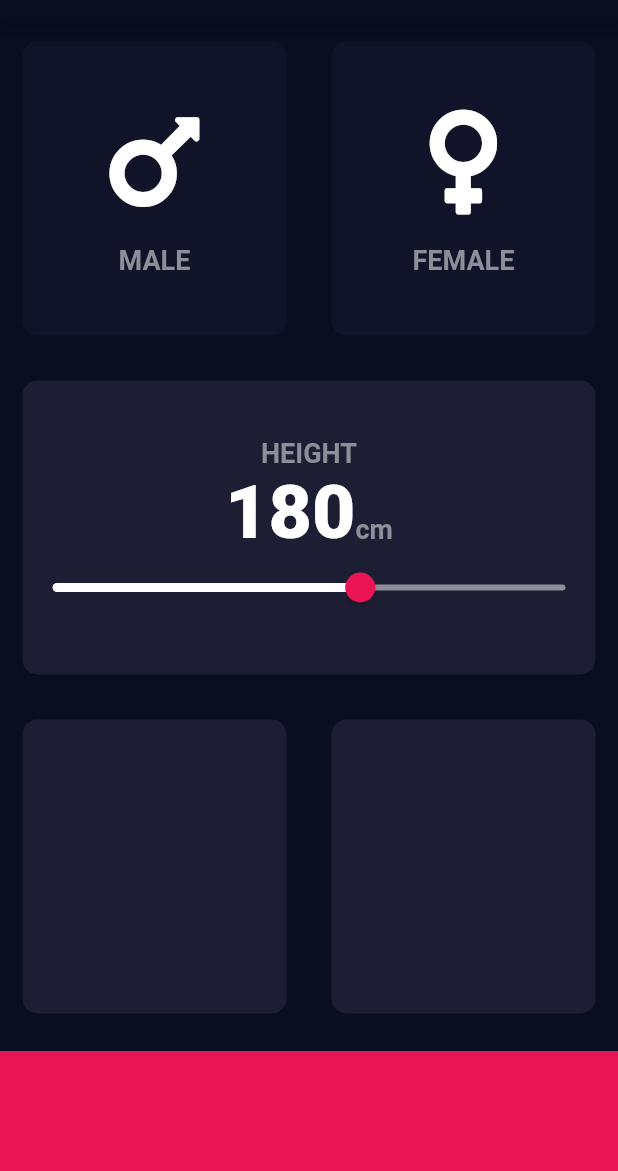
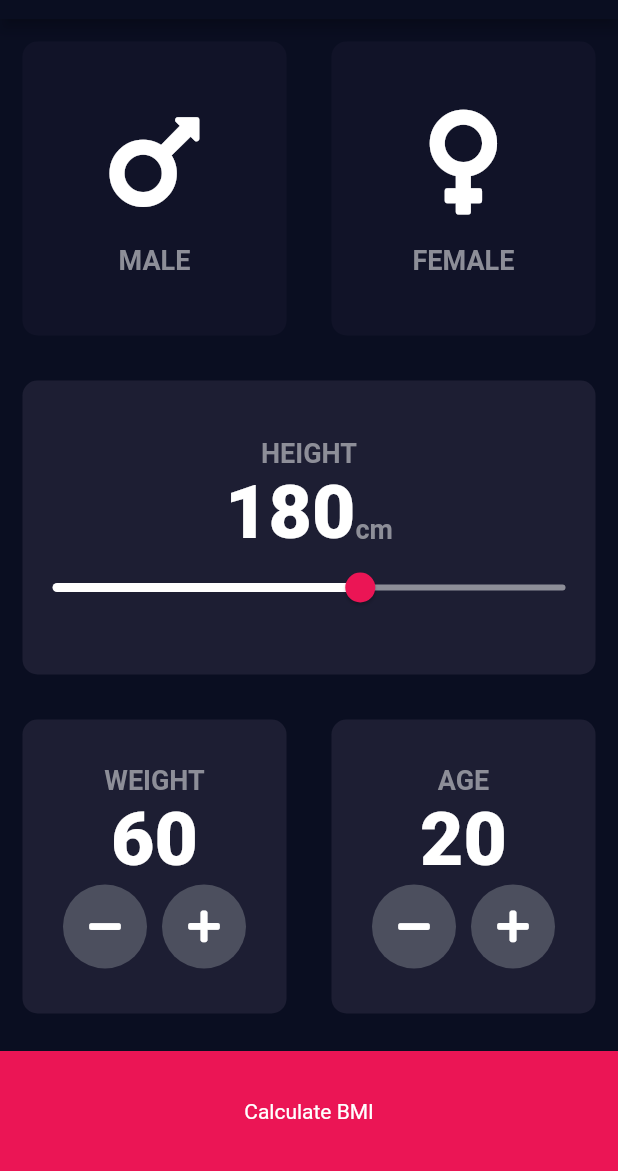
Before and after one commit to SafaKaraca/Bmi_Calculator, a Flutter app: the screen it shows after launch, on a phone screen of 412 x 824 dp, the part 65-1236 px from its top. Run offline on Flutter 3.47's test engine with Material 2 defaults, Android fonts, the phone set to English and light mode, and no system bars; our stand-ins replace font_awesome_flutter.

Commit message:
Weight and age cards are edited.

```diff
--- a/lib/input_page.dart
+++ b/lib/input_page.dart
@@ -21,6 +21,8 @@ class InputPage extends StatefulWidget {
 class _InputPageState extends State<InputPage> {
   Gender? selectedGender;
   int height = 180;
+  int weight = 60;
+  int age = 20;
 
   @override
   Widget build(BuildContext context) {
@@ -128,22 +130,127 @@ class _InputPageState extends State<InputPage> {
             child: Row(
               children: [
                 Expanded(
-                child: ReusableContainer(colour: kActiveContainerColor),
+                  child: ReusableContainer(
+                      cardChild: Column(
+                        mainAxisAlignment: MainAxisAlignment.center,
+                        children: [
+                          Text(
+                            'WEIGHT',
+                            style: kLabelTextStyle,
+                          ),
+                          Text(
+                            weight.toString(),
+                            style: kNumberTextStyle,
+                          ),
+                          Row(
+                            mainAxisAlignment: MainAxisAlignment.center,
+                            children: [
+                              RoundIconButton(
+                                icon: FontAwesomeIcons.minus,
+                                onPressed: () {
+                                  setState(() {
+                                    weight--;
+                                  });
+                                },
+                              ),
+                              SizedBox(
+                                width: 10,
+                              ),
+                              RoundIconButton(
+                                icon: FontAwesomeIcons.plus,
+                                onPressed: () {
+                                  setState(() {
+                                    weight++;
+                                  });
+                                },
+                              ),
+                            ],
+                          ),
+                        ],
+                      ),
+                      colour: kActiveContainerColor),
                 ),
                 Expanded(
-                child: ReusableContainer(colour: kActiveContainerColor),
+                  child: ReusableContainer(
+                    colour: kActiveContainerColor,
+                    cardChild: Column(
+                      mainAxisAlignment: MainAxisAlignment.center,
+                      children: [
+                        Text(
+                          'AGE',
+                          style: kLabelTextStyle,
+                        ),
+                        Text(
+                          age.toString(),
+                          style: kNumberTextStyle,
+                        ),
+                        Row(
+                          mainAxisAlignment: MainAxisAlignment.center,
+                          children: [
+                            RoundIconButton(
+                              icon: FontAwesomeIcons.minus,
+                              onPressed: () {
+                                setState(
+                                  () {
+                                    age--;
+                                  },
+                                );
+                              },
+                            ),
+                            SizedBox(
+                              width: 10,
+                            ),
+                            RoundIconButton(
+                              icon: FontAwesomeIcons.plus,
+                              onPressed: () {
+                                setState(
+                                  () {
+                                    age++;
+                                  },
+                                );
+                              },
                             ),
                           ],
-          )),
+                        ),
+                      ],
+                    ),
+                  ),
+                ),
+              ],
+            ),
+          ),
           Container(
+            child: Center(child: Text('Calculate BMI')),
             //The bottom card
             color: kBottomContainerColor,
             margin: EdgeInsets.only(top: 10),
             width: double.infinity, // Card goes to infinity
             height: kBottomContainerHeight,
-          )
+          ),
         ],
       ),
     );
   }
 }
+
+class RoundIconButton extends StatelessWidget {
+  RoundIconButton({required this.icon, required this.onPressed});
+
+  final IconData icon;
+  final Function() onPressed;
+
+  @override
+  Widget build(BuildContext context) {
+    return RawMaterialButton(
+      child: Icon(icon),
+      onPressed: onPressed,
+      elevation: 0.0,
+      constraints: BoxConstraints.tightFor(
+        width: 56.0,
+        height: 56.0,
+      ),
+      shape: CircleBorder(),
+      fillColor: Color(0xFF4C4F5E),
+    );
+  }
+}
```
Lines whose indentation alone changed are shown as unchanged.
